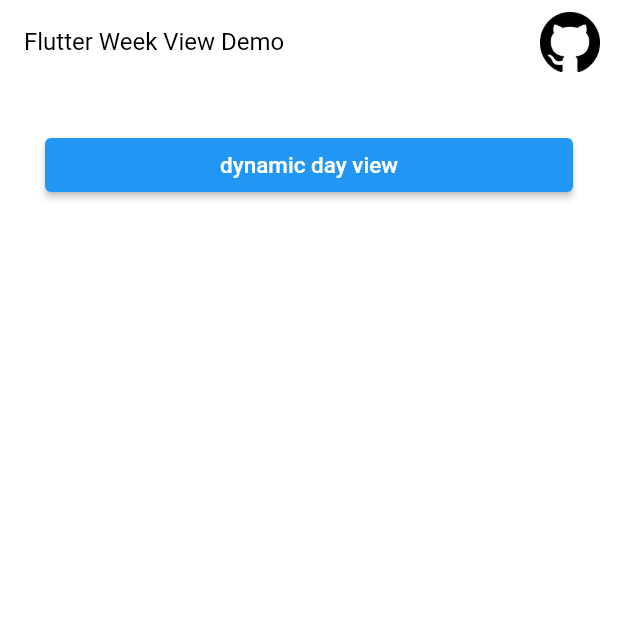
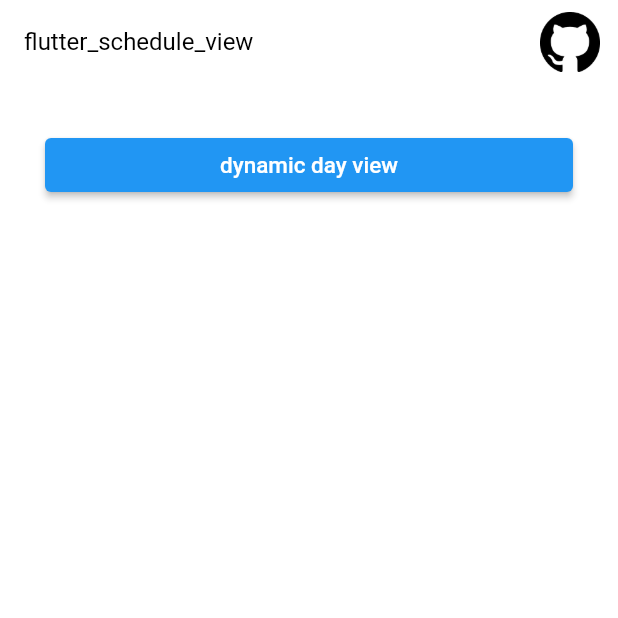
Before and after one commit to kongpf8848/flutter_schedule_view, a Flutter app: the screen it shows after launch, on a phone screen of 412 x 824 dp, the top half of it. Run offline on Flutter 3.47's test engine with Material 3 defaults, Android fonts, the phone set to English and light mode, and no system bars.

Commit message:
update example

```diff
--- a/example/lib/main.dart
+++ b/example/lib/main.dart
@@ -53,12 +53,12 @@ class _FlutterWeekViewDemo extends StatelessWidget {
         backgroundColor: Theme.of(context).twColors.primaryBackgroundColor,
         appBar: AppBar(
           elevation: 0,
-          title: Text("Flutter Week View Demo"),
+          title: Text("flutter_schedule_view"),
           actions: [
             IconButton(
                 onPressed: () async {
                   Uri uri =
-                      Uri.parse('https://github.com/kongpf/FlutterWeekViewEx');
+                      Uri.parse('https://github.com/kongpf8848/flutter_schedule_view');
                   if (await launcher.canLaunchUrl(uri)) {
                     await launcher.launchUrl(uri);
                   }
```
